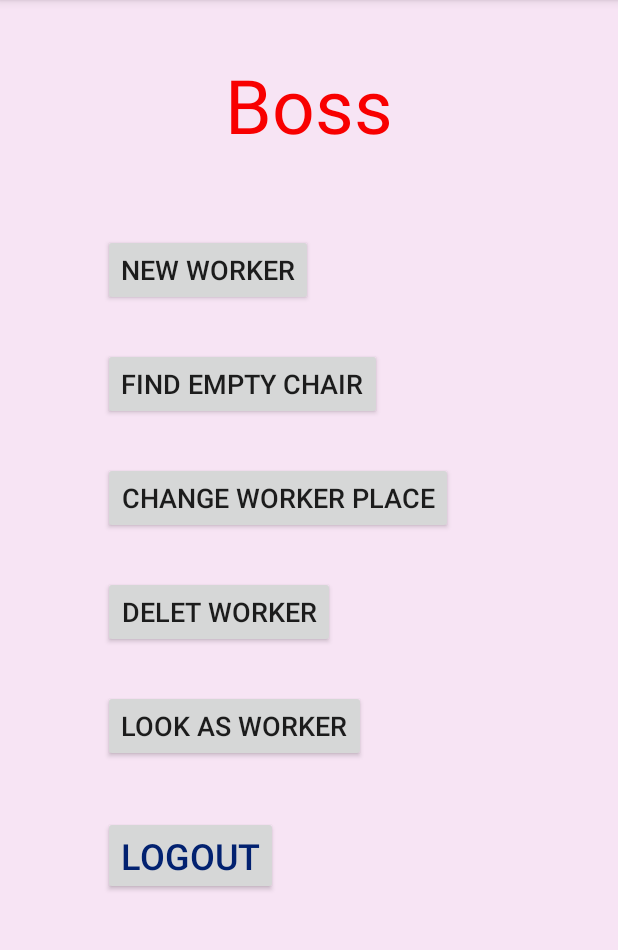
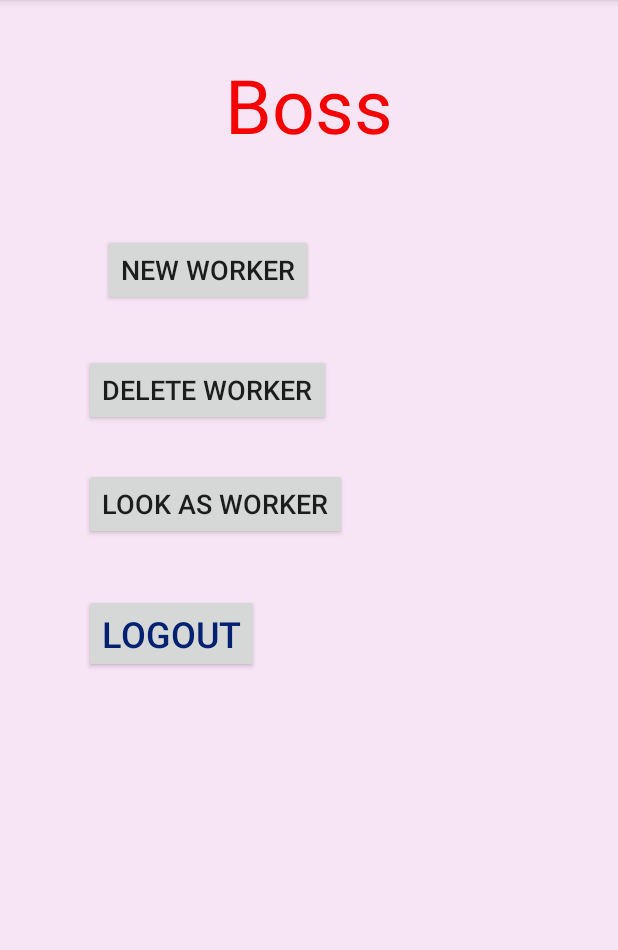
Before and after one commit to Nitzan-Beck/Free_Space, an Android app: the Boss screen opened directly, with no data from a screen before it, on a phone screen of 412 x 824 dp, the part 84-1034 px from its top. Run offline under Robolectric (Android 15) with nearby library versions, the phone set to English and light mode, and no system bars.

Commit message:
removed buttons from Boss

```diff
--- a/app/src/main/java/com/example/free_space/Boss.java
+++ b/app/src/main/java/com/example/free_space/Boss.java
@@ -35,4 +35,8 @@ public class Boss extends AppCompatActivity {
         Intent i=new Intent(this,SingIn.class);
         startActivity(i);
     }
+
+    public void deleteWorker(View view) {
+
+    }
 }
--- a/app/src/main/res/layout/activity_boss.xml
+++ b/app/src/main/res/layout/activity_boss.xml
@@ -50,40 +50,16 @@
         app:layout_constraintTop_toBottomOf="@+id/txtBoss" />
 
     <Button
-        android:id="@+id/FindEmptyChair"
-        android:layout_width="wrap_content"
-        android:layout_height="wrap_content"
-        android:layout_marginTop="28dp"
-        android:text="Find Empty Chair"
-        android:textSize="18sp"
-        app:layout_constraintEnd_toEndOf="@+id/NewWorker"
-        app:layout_constraintHorizontal_bias="0.0"
-        app:layout_constraintStart_toStartOf="@+id/NewWorker"
-        app:layout_constraintTop_toBottomOf="@+id/NewWorker" />
-
-    <Button
-        android:id="@+id/ChangeWorkerPlace"
-        android:layout_width="wrap_content"
-        android:layout_height="wrap_content"
-        android:layout_marginTop="28dp"
-        android:text="Change Worker Place"
-        android:textSize="18sp"
-        app:layout_constraintEnd_toEndOf="@+id/FindEmptyChair"
-        app:layout_constraintHorizontal_bias="0.0"
-        app:layout_constraintStart_toStartOf="@+id/FindEmptyChair"
-        app:layout_constraintTop_toBottomOf="@+id/FindEmptyChair" />
-
-    <Button
         android:id="@+id/DeletWorker"
         android:layout_width="wrap_content"
         android:layout_height="wrap_content"
-        android:layout_marginTop="28dp"
-        android:text="Delet Worker"
+        android:layout_marginTop="32dp"
+        android:text="Delete Worker"
         android:textSize="18sp"
-        app:layout_constraintEnd_toEndOf="@+id/ChangeWorkerPlace"
-        app:layout_constraintHorizontal_bias="0.0"
-        app:layout_constraintStart_toStartOf="@+id/ChangeWorkerPlace"
-        app:layout_constraintTop_toBottomOf="@+id/ChangeWorkerPlace" />
+        app:layout_constraintEnd_toEndOf="@+id/NewWorker"
+        app:layout_constraintHorizontal_bias="0.533"
+        app:layout_constraintStart_toStartOf="@+id/NewWorker"
+        app:layout_constraintTop_toBottomOf="@+id/NewWorker" />
 
     <Button
         android:id="@+id/LookAsWorker"
```
Also changed, not shown: app/src/main/java/com/example/free_space/CEO.java (+4 -4 lines).
